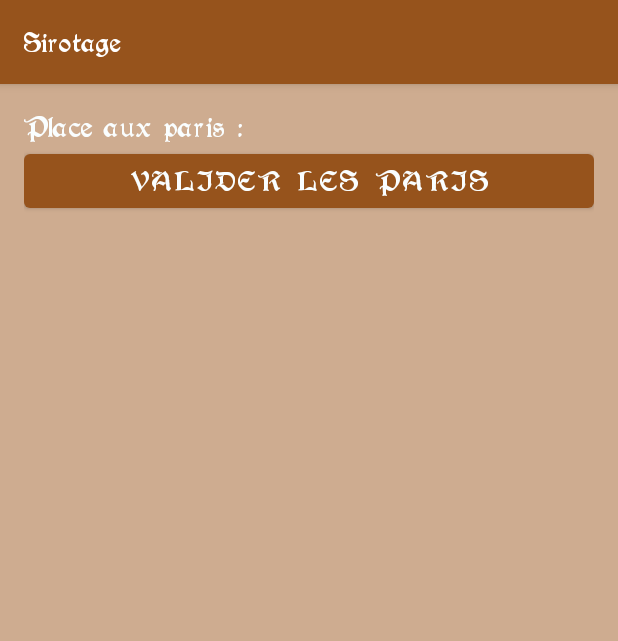
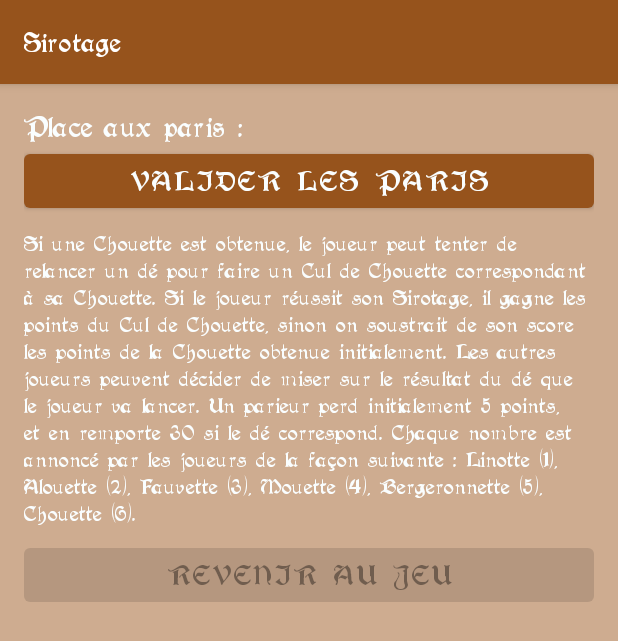
Before and after one commit to leocalvat/CulDeChouette, an Android app: the SiroterActivity screen opened directly, with no data from a screen before it, on a phone screen of 412 x 824 dp. Shown: the top 641 px of the screen. Run offline under Robolectric (Android 15) with nearby library versions, the phone set to English and light mode, and no system bars; 1 statement that could not run was skipped.

Commit message:
minor fixes + UI enhancement

```diff
--- a/app/src/main/AndroidManifest.xml
+++ b/app/src/main/AndroidManifest.xml
@@ -18,7 +18,9 @@
                 <category android:name="android.intent.category.LAUNCHER" />
             </intent-filter>
         </activity>
-        <activity android:name=".MainActivity" />
+        <activity
+            android:name=".MainActivity"
+            android:windowSoftInputMode="adjustResize"/>
         <activity
             android:name=".SiroterActivity"
             android:label="@string/sirotage" />
--- a/app/src/main/java/com/example/culdechouette/SiroterActivity.java
+++ b/app/src/main/java/com/example/culdechouette/SiroterActivity.java
@@ -23,11 +23,13 @@ public class SiroterActivity extends AppCompatActivity {
 
     public static final int SUBACT_ID = 0;
 
+    private ListView playersListView;
     private DiceEditText diceEditText;
     private Button validateBetButton;
     private Button validateRollButton;
     private Button backButton;
     private TextView resultText;
+    private TextView hintText;
     private LinearLayout contreSiropLayout;
     private Spinner playerSpinner;
 
@@ -43,11 +45,12 @@ public class SiroterActivity extends AppCompatActivity {
         super.onCreate(savedInstanceState);
         setContentView(R.layout.activity_siroter);
 
-        ListView playersListView = findViewById(R.id.playersListView);
+        playersListView = findViewById(R.id.playersListView);
         diceEditText = findViewById(R.id.diceEditText);
         validateBetButton = findViewById(R.id.validateBetButton);
         validateRollButton = findViewById(R.id.validateRollButton);
         resultText = findViewById(R.id.resultText);
+        hintText = findViewById(R.id.hintText);
         contreSiropLayout = findViewById(R.id.contreSiropLayout);
         playerSpinner = findViewById(R.id.playerSpinner);
         backButton = findViewById(R.id.backButton);
@@ -58,14 +61,16 @@ public class SiroterActivity extends AppCompatActivity {
         game = GameData.getInstance();
         siroterScore = new HashMap<>();
 
-        playersAdapter = new PlayersAdapter(game.playerList());
+        ArrayList<Player> otherPlayerList = new ArrayList<>(game.playerList());
+        otherPlayerList.remove(game.currentPlayer());
+        playersAdapter = new PlayersAdapter(otherPlayerList);
         playersListView.setAdapter(playersAdapter);
 
         validateBetButton.setOnClickListener(v -> validateBets());
         validateRollButton.setOnClickListener(v -> validateRoll());
         backButton.setOnClickListener(v -> backToMainActivity());
 
-        ArrayList<Player> playerItems = new ArrayList<>(game.playerList());
+        ArrayList<Player> playerItems = new ArrayList<>(otherPlayerList);
         playerItems.add(0, new Player(getString(R.string.no_one)));
 
         ArrayAdapter<Player> spinnerAdapter = new ArrayAdapter<>(this, android.R.layout.simple_spinner_item, playerItems);
@@ -74,6 +79,17 @@ public class SiroterActivity extends AppCompatActivity {
     }
 
     private void validateBets() {
+        // Avoid going out of screen with lot of player
+        if (playersAdapter.getCount() > 3) {
+            View item = playersAdapter.getView(0, null, playersListView);
+            item.measure(View.MeasureSpec.UNSPECIFIED, View.MeasureSpec.UNSPECIFIED);
+            int itemHeight = item.getMeasuredHeight();
+
+            ViewGroup.LayoutParams params = playersListView.getLayoutParams();
+            params.height = (int) (3.5 * itemHeight);
+            playersListView.setLayoutParams(params);
+        }
+
         playersAdapter.disableSpinners();
         validateBetButton.setEnabled(false);
         diceEditText.setVisibility(View.VISIBLE);
@@ -106,20 +122,22 @@ public class SiroterActivity extends AppCompatActivity {
                         civet = true;
                     }
                 }
-            }
-
-            int bet = playersAdapter.getPlayerChoice(player);
-            if (bet != 0) {
-                score -= 5;
-                if (bet == diceValue) {
-                    score += 30;
+            } else {
+                int bet = playersAdapter.getPlayerChoice(player);
+                if (bet != 0) {
+                    score -= 5;
+                    if (bet == diceValue) {
+                        score += 30;
+                    }
                 }
             }
             siroterScore.put(player, score);
         }
 
+        hintText.setVisibility(View.GONE);
         validateRollButton.setEnabled(false);
-        backButton.setVisibility(View.VISIBLE);
+        backButton.setEnabled(true);
+
         resultText.setVisibility(View.VISIBLE);
         resultText.setText(String.format("%s%s%s",
                 currentPlayer.name(),
--- a/app/src/main/res/layout/activity_main.xml
+++ b/app/src/main/res/layout/activity_main.xml
@@ -22,9 +22,9 @@
                 android:layout_height="wrap_content" />
 
             <TextView
+                android:id="@+id/playingText"
                 android:layout_width="match_parent"
-                android:layout_height="wrap_content"
-                android:text="@string/playing" />
+                android:layout_height="wrap_content" />
         </LinearLayout>
 
         <LinearLayout
--- a/app/src/main/res/layout/activity_siroter.xml
+++ b/app/src/main/res/layout/activity_siroter.xml
@@ -20,8 +20,7 @@
         android:id="@+id/validateBetButton"
         android:layout_width="match_parent"
         android:layout_height="wrap_content"
-        android:text="@string/validate_bet"
-        android:enabled="true" />
+        android:text="@string/validate_bet" />
 
     <com.example.culdechouette.DiceEditText
         android:id="@+id/diceEditText"
@@ -49,7 +48,6 @@
         android:layout_width="match_parent"
         android:layout_height="wrap_content"
         android:orientation="vertical"
-        android:gravity="start"
         android:paddingVertical="8dp"
         android:visibility="gone">
 
@@ -63,8 +61,7 @@
         <LinearLayout
             android:layout_width="match_parent"
             android:layout_height="wrap_content"
-            android:orientation="horizontal"
-            android:gravity="start">
+            android:orientation="horizontal">
 
             <Spinner
                 android:id="@+id/playerSpinner"
@@ -78,10 +75,18 @@
         </LinearLayout>
     </LinearLayout>
 
+    <TextView
+        android:id="@+id/hintText"
+        android:layout_width="match_parent"
+        android:layout_height="wrap_content"
+        android:paddingVertical="8dp"
+        android:textSize="@dimen/text_size_small"
+        android:text="@string/siroter_hint" />
+
     <Button
         android:id="@+id/backButton"
         android:layout_width="match_parent"
         android:layout_height="wrap_content"
         android:text="@string/back_to_game"
-        android:visibility="gone" />
+        android:enabled="false" />
 </LinearLayout>
--- a/app/src/main/res/layout/activity_souflette.xml
+++ b/app/src/main/res/layout/activity_souflette.xml
@@ -17,7 +17,6 @@
         android:layout_width="match_parent"
         android:layout_height="wrap_content"
         android:orientation="horizontal"
-        android:gravity="start"
         android:paddingBottom="8dp">
 
         <TextView
@@ -41,7 +40,6 @@
         android:layout_width="match_parent"
         android:layout_height="wrap_content"
         android:orientation="horizontal"
-        android:gravity="start"
         android:paddingBottom="8dp"
         android:visibility="gone">
 
--- a/app/src/main/res/values/colors.xml
+++ b/app/src/main/res/values/colors.xml
@@ -5,4 +5,6 @@
     <color name="secondaryColor">#8EA2A0</color>
     <color name="secondaryColorVariant">#476C74</color>
     <color name="textColor">#FAFEFF</color>
+
+    <color name="ic_launcher_background">#BC9B8A</color>
 </resources>
--- a/app/src/main/res/values/ic_launcher_background.xml
+++ /dev/null
@@ -1,4 +0,0 @@
-<?xml version="1.0" encoding="utf-8"?>
-<resources>
-    <color name="ic_launcher_background">#BC9B8A</color>
-</resources>
--- a/app/src/main/res/values/strings.xml
+++ b/app/src/main/res/values/strings.xml
@@ -46,6 +46,7 @@
     <string name="bevue_civet">Bévue ! Tu n\'as pas de civet !</string>
     <string name="bevue_grelottine">Bévue ! Tu n\'as pas de grelottine !</string>
     <string name="playing">\ est en train de jouer</string>
+    <string name="playing_grelottine">\ relève son défi Grelottine</string>
     <string name="figure">Figure :\ </string>
     <string name="score">Score :\ </string>
     <string name="player_score">Scores des joueurs :</string>
@@ -64,6 +65,7 @@
     <string name="points">pts</string>
 
     <string name="doublette_hint">Si vous êtes nombreux (plus de 6), il est possible de jouer en Doublette (ou Triplette !). Deux joueurs se mettent ensemble afin de marquer des points plus rapidement. \nLes deux joueurs en doublette doivent se positionner à l\'opposé l\'un de l\'autre autour de la table. Entrez alors des noms d\'équipe au lieu des noms des joueurs.</string>
+    <string name="siroter_hint">Si une Chouette est obtenue, le joueur peut tenter de relancer un dé pour faire un Cul de Chouette correspondant à sa Chouette. Si le joueur réussit son Sirotage, il gagne les points du Cul de Chouette, sinon on soustrait de son score les points de la Chouette obtenue initialement. Les autres joueurs peuvent décider de miser sur le résultat du dé que le joueur va lancer. Un parieur perd initialement 5 points, et en remporte 30 si le dé correspond. Chaque nombre est annoncé par les joueurs de la façon suivante : Linotte (1), Alouette (2), Fauvette (3), Mouette (4), Bergeronnette (5), Chouette (6).</string>
     <string name="contre_sirop_hint">Si un Sirotage échoue, le premier concurrent à lever le poing (sans frapper ce qui est éventuellement au-dessus de lui si possible) et crier \"J\'apprécie les fruits au sirop !\" gagne le double du dixième des points du Cul de Chouette tenté. En cas d\'égalité entre deux joueurs, il n\'y a aucun gain.</string>
     <string name="chouette_velute_hint">Le premier joueur qui frappe dans ses mains en criant \"Pas mou le caillou !\" gagne les points de la Chouette Velute. \nSi plusieurs joueurs sont à égalité, et que le joueur qui a lancé les dés en fait partie, tous les autres joueurs à égalité lancent un dé. Si l\'un des joueurs fait un 6, il gagne les points, sinon c\'est le joueur qui a lancé les dés qui garde ses points. \nSi plusieurs joueurs sont à égalité, et que le joueur qui a lancé les dés n\'en fait pas partie, tous les autres joueurs à égalité lancent un dé. Le premier qui fait un 6 gagne les points. En cas d\'égalité, il faut relancer les dés jusqu\'à ce qu\'un seul des joueurs fasse un 6.</string>
     <string name="suite_hint">Tous les joueurs doivent taper du poing sur la table en criant : \"Grelotte ça picote !\". Le dernier joueur à le faire perd 10 points. \nEn cas d\'égalité, les joueurs concernés se départagent en criant : \"Sans fin est la moisissure des bières bretonnes !\". \nS\'il y a toujours égalité, les joueurs concernés se départagent en lançant chacun un dé, c\’est celui qui aura fait le plus petit score qui perdra les 10 points. S\’il y a plusieurs joueurs qui ont fait le plus petit score, ils recommencent pour se départager, mais cette fois pour perdre 20 points (puis 30 points, etc).</string>
```
Also changed, not shown: app/src/main/java/com/example/culdechouette/MainActivity.java (+24 -28 lines).
